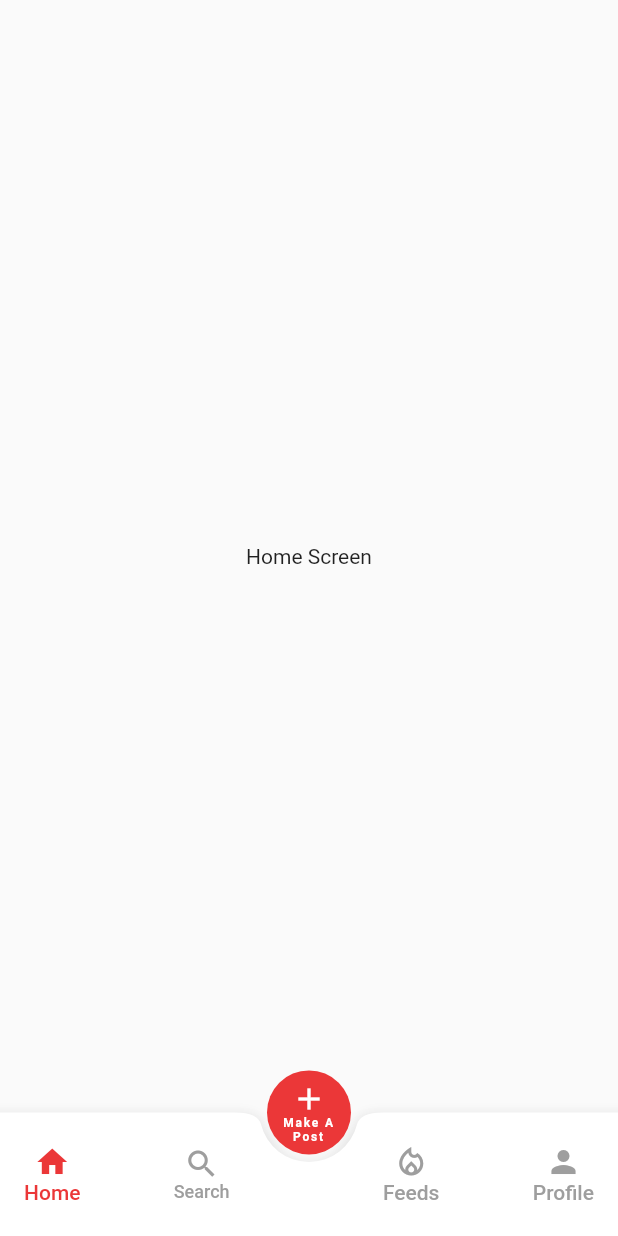
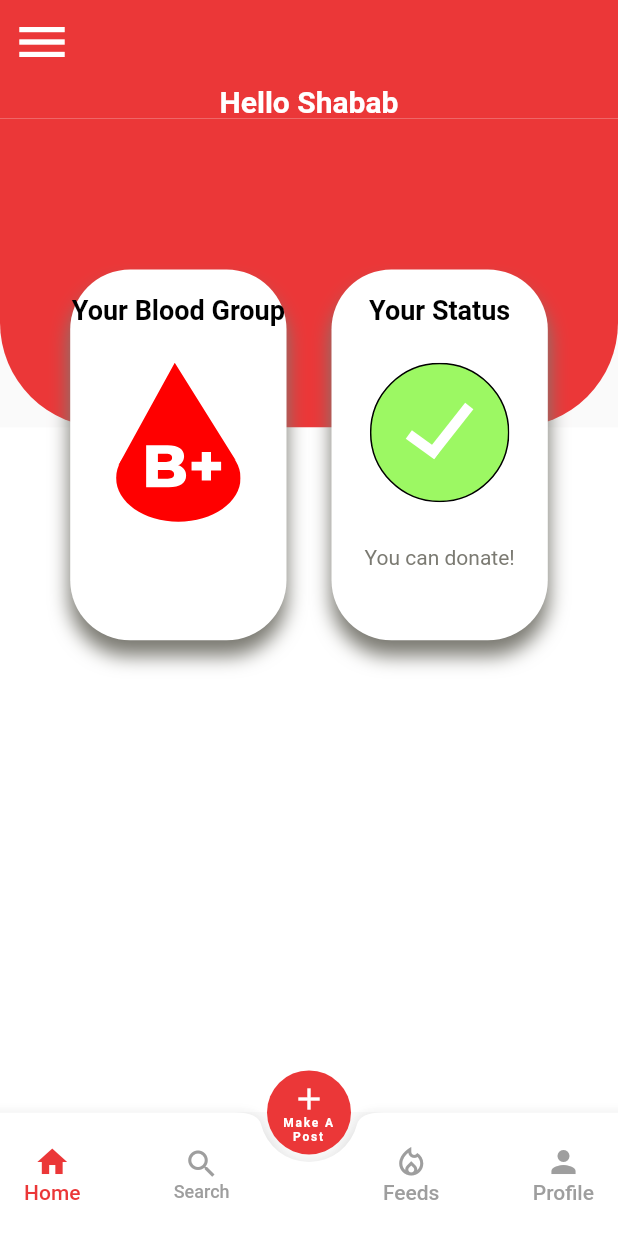
Before and after one commit to mdshadatrahman/seu_blood2, a Flutter app: the CustomBottomNavigationBar screen opened directly, on a phone screen of 412 x 824 dp. Run offline on Flutter 3.47's test engine with Material 2 defaults, Android fonts, the light colour scheme and no system bars; our stand-ins replace flutter_svg.

Commit message:
home page

```diff
--- a/lib/pages/bottom_navs/home.dart
+++ b/lib/pages/bottom_navs/home.dart
@@ -1,13 +1,97 @@
 import 'package:flutter/material.dart';
+import 'package:flutter_svg/flutter_svg.dart';
+import 'package:seu_blood_2/utils/app_colors.dart';
+import 'package:seu_blood_2/utils/app_strings.dart';
+import 'package:seu_blood_2/utils/asset_manager.dart';
+import 'package:seu_blood_2/widgets/home_container.dart';
 
 class HomeScreen extends StatelessWidget {
   const HomeScreen({Key? key}) : super(key: key);
 
   @override
   Widget build(BuildContext context) {
-    return const Scaffold(
-      body: Center(
-        child: Text('Home Screen'),
+    double height = MediaQuery
+        .of(context)
+        .size
+        .height;
+    double width = MediaQuery
+        .of(context)
+        .size
+        .width;
+    return Scaffold(
+      appBar: AppBar(
+        backgroundColor: ColorManager.primaryColor,
+        elevation: 0,
+        leading: IconButton(
+          icon: const Icon(
+            Icons.menu,
+            size: 40,
+          ),
+          onPressed: () {},
+        ),
+      ),
+      body: SingleChildScrollView(
+        child: Stack(
+          clipBehavior: Clip.none,
+          children: [
+            Column(
+              children: [
+                Container(
+                  color: ColorManager.primaryColor,
+                  child: const Center(
+                    child: Text(
+                      'Hello Shabab',
+                      style: TextStyle(
+                        fontSize: 20,
+                        fontWeight: FontWeight.w600,
+                        color: ColorManager.white,
+                      ),
+                    ),
+                  ),
+                ),
+                Container(
+                  height: height * 0.25,
+                  decoration: const BoxDecoration(
+                    color: ColorManager.primaryColor,
+                    borderRadius: BorderRadius.only(
+                      bottomRight: Radius.circular(70),
+                      bottomLeft: Radius.circular(70),
+                    ),
+                  ),
+                ),
+                Container(
+                  color: Colors.white,
+                  height: height * 0.75,
+                )
+              ],
+            ),
+            Positioned(
+              top: height * 0.15,
+              child: SizedBox(
+                width: width,
+                child: Row(
+                  mainAxisAlignment: MainAxisAlignment.center,
+                  children: [
+                    homeContainer(
+                      width: width,
+                      height: height,
+                      imagePath: AssetManager.bPositiveBigIcon,
+                      text: StringManager.yourBloodGroup,
+                    ),
+                    const SizedBox(width: 30),
+                    homeContainer(
+                      text: StringManager.yourStatus,
+                      imagePath: AssetManager.statusOkIcon,
+                      height: height,
+                      width: width,
+                      subTitle: StringManager.youCanDonate,
+                    ),
+                  ],
+                ),
+              ),
+            )
+          ],
+        ),
       ),
     );
   }
--- a/lib/utils/app_strings.dart
+++ b/lib/utils/app_strings.dart
@@ -47,4 +47,7 @@ class StringManager {
   static String search = 'Search';
   static String newsFeeds = 'Feeds';
   static String profile = 'Profile';
+  static String yourBloodGroup = 'Your Blood Group';
+  static String yourStatus = 'Your Status';
+  static String youCanDonate = 'You can donate!';
 }
--- a/lib/utils/asset_manager.dart
+++ b/lib/utils/asset_manager.dart
@@ -1,3 +1,7 @@
 class AssetManager {
   static const String seuBloodIcon = 'assets/images/logo.png';
+
+  static const String bPositiveBigIcon = 'assets/svg/b_positive.svg';
+  static const String statusOkIcon = 'assets/svg/ok_status.svg';
+
 }
--- /dev/null
+++ b/lib/widgets/home_container.dart
@@ -0,0 +1,54 @@
+import 'package:flutter/material.dart';
+import 'package:flutter_svg/svg.dart';
+import 'package:seu_blood_2/utils/app_colors.dart';
+Widget homeContainer({
+  required double height,
+  required double width,
+  required String text,
+  required String imagePath,
+  String subTitle = '',
+}) {
+  return Container(
+    height: height * 0.30,
+    width: width * 0.35,
+    decoration: BoxDecoration(
+      color: ColorManager.white,
+      borderRadius: BorderRadius.circular(40),
+      boxShadow: const [
+        BoxShadow(
+          color: ColorManager.shadow,
+          blurRadius: 10,
+          spreadRadius: 0.2,
+          offset: Offset(0, 10),
+        ),
+      ],
+    ),
+    child: Column(
+      mainAxisAlignment: MainAxisAlignment.start,
+      children: [
+        SizedBox(height: height * 0.02),
+        Text(
+          text,
+          textAlign: TextAlign.center,
+          style: const TextStyle(
+            color: ColorManager.black,
+            fontSize: 18,
+            fontWeight: FontWeight.w600,
+          ),
+        ),
+        SizedBox(height: height * 0.03),
+        SvgPicture.asset(imagePath),
+        SizedBox(height: height * 0.035),
+        Text(
+          subTitle,
+          textAlign: TextAlign.center,
+          style: const TextStyle(
+            color: ColorManager.shadow,
+            fontSize: 14,
+            fontWeight: FontWeight.w400,
+          ),
+        ),
+      ],
+    ),
+  );
+}
--- a/pubspec.yaml
+++ b/pubspec.yaml
@@ -33,6 +33,7 @@ dependencies:
   # The following adds the Cupertino Icons font to your application.
   # Use with the CupertinoIcons class for iOS style icons.
   cupertino_icons: ^1.0.2
+  flutter_svg: ^1.0.3
 
 dev_dependencies:
   flutter_test:
@@ -58,6 +59,7 @@ flutter:
   # To add assets to your application, add an assets section, like this:
   assets:
     - assets/images/
+    - assets/svg/
   fonts:
     - family: Roboto
       fonts:
```
Also changed, not shown: assets/svg/b_positive.svg (added), assets/svg/ok_status.svg (added), pubspec.lock.
